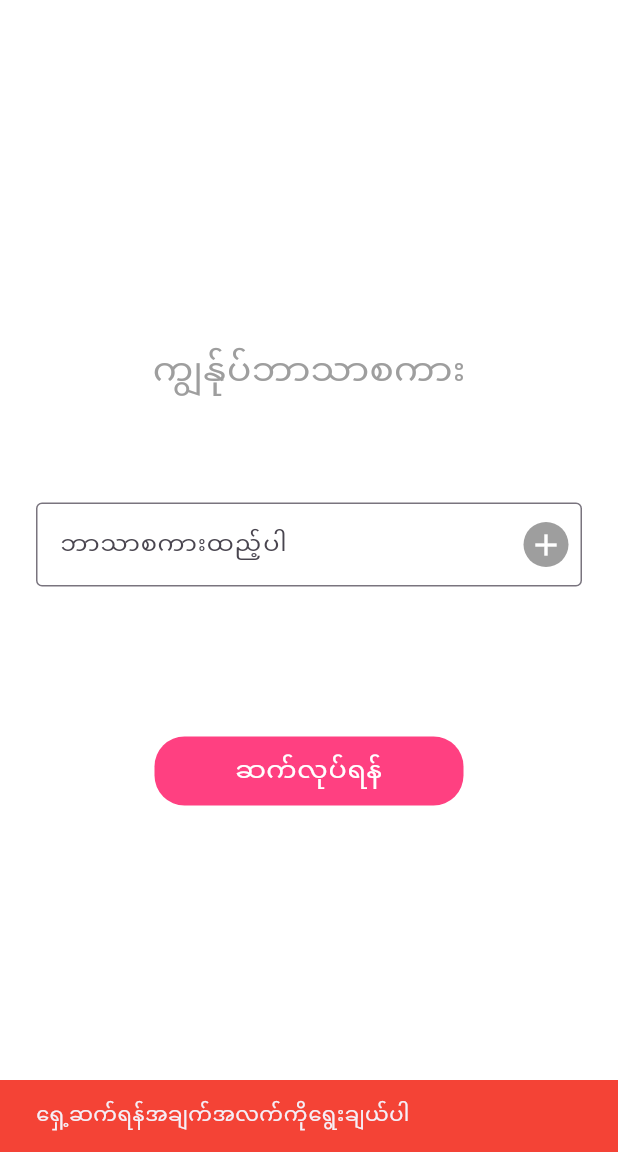
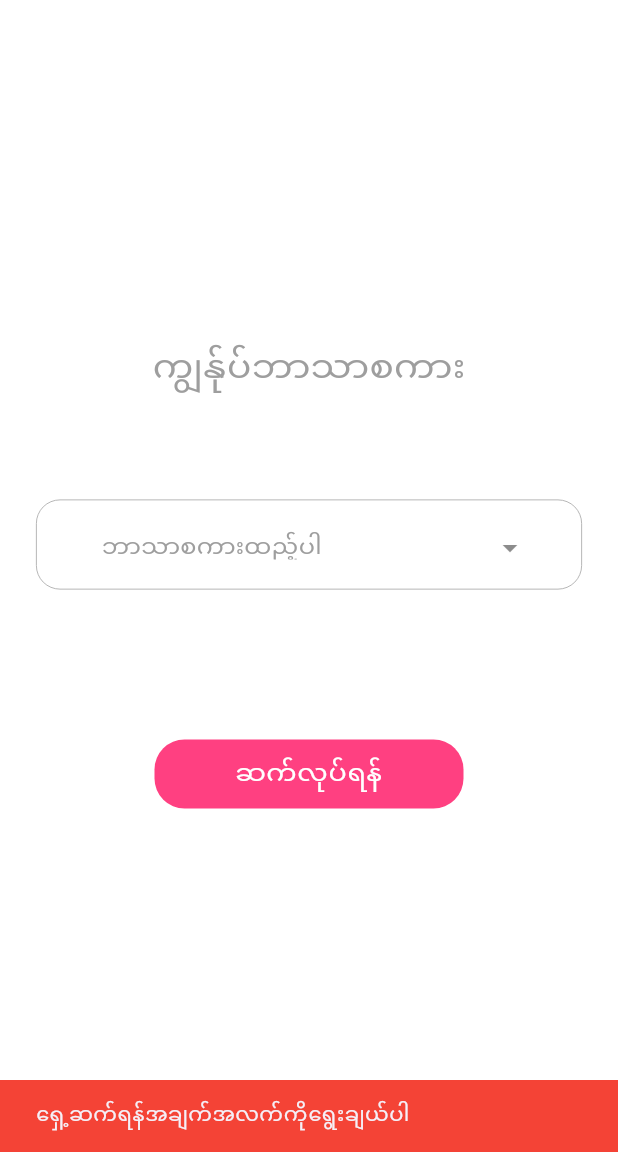
Before and after one commit to heinminlatt611517/Phoosar_Flutter, a Flutter app: the AddSpeakLanguageScreen screen opened directly, after a tap on "ဆက်လုပ်ရန်", on a phone screen of 412 x 824 dp, the part 84-1236 px from its top. Run offline on Flutter 3.47's test engine with Material 3 defaults, Android fonts, the phone set to English and light mode, and no system bars; our stand-ins replace cached_network_image, carousel_slider, dots_indicator, dropdown_button2, firebase_analytics, firebase_core and 18 more; missing offline and left inert: flutter_facebook_auth, gif_view; accounts and stored records are empty; generated files the repository leaves out were written again.

Commit message:
fixed bugs and update code

```diff
--- /dev/null
+++ b/lib/src/common/widgets/language_dynamic_drop_down_widget.dart
@@ -0,0 +1,111 @@
+import 'package:dropdown_button2/dropdown_button2.dart';
+import 'package:flutter/material.dart';
+import 'package:flutter_riverpod/flutter_riverpod.dart';
+
+import '../../utils/dimens.dart';
+
+class LanguageDynamicDropDownWidget<T> extends ConsumerStatefulWidget {
+  const LanguageDynamicDropDownWidget({
+    super.key,
+    required this.items,
+    required this.onSelect,
+    this.defaultBgColor = true,
+    this.hintText,
+    this.initValue,
+    required this.selectedList
+  });
+
+  final List<dynamic> items;
+  final void Function(dynamic) onSelect;
+  final bool defaultBgColor;
+  final dynamic initValue;
+  final String? hintText;
+  final List<dynamic> selectedList;
+
+  @override
+  ConsumerState<ConsumerStatefulWidget> createState() =>
+      _DropDownWidgetState();
+}
+
+class _DropDownWidgetState extends ConsumerState<LanguageDynamicDropDownWidget> {
+  @override
+  Widget build(BuildContext context) {
+    debugPrint("ItemLength:::${widget.selectedList.length}");
+    return Theme(
+      data: Theme.of(context).copyWith(
+        canvasColor: Colors.white,
+      ),
+      child: DropdownButtonFormField2<dynamic>(
+        value: widget.selectedList.isEmpty ? null : widget.initValue,  // Reset to null if items are empty
+        hint: Text(
+          widget.hintText ?? 'Select Language',
+          style: TextStyle(color: Colors.grey),
+        ),
+        isExpanded: true,
+        decoration: InputDecoration(
+          enabledBorder: OutlineInputBorder(
+            borderRadius: BorderRadius.circular(16),
+            borderSide: BorderSide(color: Colors.grey, width: 0.5),
+          ),
+          filled: true,
+          fillColor: Colors.white,
+          contentPadding: EdgeInsets.symmetric(vertical: 20, horizontal: kMarginLarge),
+          border: OutlineInputBorder(
+            borderRadius: BorderRadius.circular(16),
+          ),
+        ),
+        selectedItemBuilder: (BuildContext context) {
+          return widget.items.map<Widget>((dynamic item) {
+            return Text(
+              item['name'],
+              style: const TextStyle(
+                color: Colors.grey,
+                fontSize: 16,
+              ),
+            );
+          }).toList();
+        },
+        items: widget.items
+            .map((item) => DropdownMenuItem(
+          value: item,
+          child: Text(
+            item['name'],
+            style: const TextStyle(
+              color: Colors.grey,
+              fontSize: 16,
+            ),
+          ),
+        ))
+            .toList(),
+        onChanged: (value) {
+          widget.onSelect(value);  // Handle the selection
+        },
+        validator: (value) {
+          if (value == null) {
+            return 'Please select';
+          }
+          return null;
+        },
+        buttonStyleData: const ButtonStyleData(
+          padding: EdgeInsets.only(right: 8),
+        ),
+        iconStyleData: const IconStyleData(
+          icon: Icon(
+            Icons.arrow_drop_down,
+            color: Colors.black45,
+          ),
+          iconSize: 24,
+        ),
+        dropdownStyleData: DropdownStyleData(
+          maxHeight: 300,
+          decoration: BoxDecoration(
+            borderRadius: BorderRadius.circular(5),
+          ),
+        ),
+        menuItemStyleData: const MenuItemStyleData(
+          padding: EdgeInsets.symmetric(horizontal: 16),
+        ),
+      ),
+    );
+  }
+}
--- a/lib/src/features/auth/add_speak_language_screen.dart
+++ b/lib/src/features/auth/add_speak_language_screen.dart
@@ -1,6 +1,7 @@
 import 'package:flutter/material.dart';
 import 'package:flutter_riverpod/flutter_riverpod.dart';
 import 'package:phoosar/src/common/widgets/common_button.dart';
+import 'package:phoosar/src/common/widgets/language_dynamic_drop_down_widget.dart';
 import 'package:phoosar/src/features/auth/upload_profile_image_screen.dart';
 import 'package:phoosar/src/utils/constants.dart';
 import 'package:phoosar/src/utils/dimens.dart';
@@ -20,14 +21,18 @@ class AddSpeakLanguageScreen extends ConsumerStatefulWidget {
 class _ChooseGenderScreenState extends ConsumerState<AddSpeakLanguageScreen> {
   final TextEditingController _languageController = TextEditingController();
   final List<String> _languages = [];
+  var dropdownItems = [
+    {'name': 'Burmese'},
+    {'name': 'English'},
+  ];
 
-  void _addLanguage() {
-    final String language = _languageController.text.trim();
+  void _addLanguage(String value) {
+    final String language = value;
     if (language.isNotEmpty && !_languages.contains(language)) {
       setState(() {
         _languages.add(language);
       });
-      _languageController.clear();
+      //_languageController.clear();
     }
   }
 
@@ -36,7 +41,6 @@ class _ChooseGenderScreenState extends ConsumerState<AddSpeakLanguageScreen> {
       _languages.removeAt(index);
     });
   }
-
 
   @override
   Widget build(BuildContext context) {
@@ -99,8 +103,8 @@ class _ChooseGenderScreenState extends ConsumerState<AddSpeakLanguageScreen> {
                         ),
                         Positioned(
                           child: InkWell(
-                            onTap : (){
-                             _removeLanguage(index);
+                            onTap: () {
+                              _removeLanguage(index);
                             },
                             child: Container(
                               height: 26,
@@ -108,7 +112,13 @@ class _ChooseGenderScreenState extends ConsumerState<AddSpeakLanguageScreen> {
                               decoration: BoxDecoration(
                                   borderRadius: BorderRadius.circular(13),
                                   color: Colors.cyanAccent),
-                              child: Center(child: Icon(Icons.delete_outline,color: Colors.white,size: 15,),),
+                              child: Center(
+                                child: Icon(
+                                  Icons.delete_outline,
+                                  color: Colors.white,
+                                  size: 15,
+                                ),
+                              ),
                             ),
                           ),
                           left: 2,
@@ -122,28 +132,40 @@ class _ChooseGenderScreenState extends ConsumerState<AddSpeakLanguageScreen> {
                 20.vGap,
 
                 ///Add language
-                TextFormField(
-                  controller: _languageController,
-                  decoration: InputDecoration(
+                // TextFormField(
+                //   controller: _languageController,
+                //   decoration: InputDecoration(
+                //     hintText: AppLocalizations.of(context)!.kAddLanguage,
+                //     suffixIcon: UnconstrainedBox(
+                //       child: InkWell(
+                //           onTap: () {
+                //             _addLanguage();
+                //           },
+                //           child: Container(
+                //             height: 30,
+                //             width: 30,
+                //             decoration: BoxDecoration(
+                //                 color: Colors.grey,
+                //                 borderRadius: BorderRadius.circular(15)),
+                //             child: Icon(
+                //               Icons.add,
+                //               color: Colors.white,
+                //             ),
+                //           )),
+                //     ),
+                //     border: OutlineInputBorder(),
+                //   ),
+                // ),
+                Container(
+                  height: 60,
+                  width: double.infinity,
+                  child: LanguageDynamicDropDownWidget(
                     hintText: AppLocalizations.of(context)!.kAddLanguage,
-                    suffixIcon: UnconstrainedBox(
-                      child: InkWell(
-                          onTap: () {
-                            _addLanguage();
-                          },
-                          child: Container(
-                            height: 30,
-                            width: 30,
-                            decoration: BoxDecoration(
-                                color: Colors.grey,
-                                borderRadius: BorderRadius.circular(15)),
-                            child: Icon(
-                              Icons.add,
-                              color: Colors.white,
-                            ),
-                          )),
-                    ),
-                    border: OutlineInputBorder(),
+                    items: dropdownItems,
+                    selectedList: _languages,
+                    onSelect: (value) {
+                      _addLanguage(value['name']);
+                    },
                   ),
                 ),
 
--- a/lib/src/features/chat/widgets/liked_you.dart
+++ b/lib/src/features/chat/widgets/liked_you.dart
@@ -2,9 +2,11 @@ import 'dart:ui';
 
 import 'package:flutter/material.dart';
 import 'package:flutter_riverpod/flutter_riverpod.dart';
+import 'package:flutter_spinkit/flutter_spinkit.dart';
 import 'package:phoosar/src/features/chat/liked_you_rooms_screen.dart';
 import 'package:phoosar/src/providers/data_providers.dart';
 import 'package:phoosar/src/utils/dimens.dart';
+import 'package:sized_context/sized_context.dart';
 
 class LikedYouView extends ConsumerWidget {
   const LikedYouView({super.key});
@@ -40,7 +42,9 @@ class LikedYouView extends ConsumerWidget {
                 return Text(error.toString());
               },
               loading: () {
-                return Container();
+                return Container(
+                    height: context.heightPx * 0.5,
+                    child: Center(child:  SpinKitThreeBounce(color: Colors.pinkAccent,)));
               },
             ),
 
--- a/lib/src/features/chat/widgets/matches.dart
+++ b/lib/src/features/chat/widgets/matches.dart
@@ -2,6 +2,7 @@ import 'dart:ui';
 
 import 'package:flutter/material.dart';
 import 'package:flutter_riverpod/flutter_riverpod.dart';
+import 'package:flutter_spinkit/flutter_spinkit.dart';
 import 'package:phoosar/src/common/widgets/common_button.dart';
 import 'package:phoosar/src/features/chat/match_rooms_screen.dart';
 import 'package:phoosar/src/providers/data_providers.dart';
@@ -61,7 +62,7 @@ class MatchesView extends ConsumerWidget {
               loading: () {
                 return Container(
                     height: context.heightPx * 0.5,
-                    child: Center(child: const CircularProgressIndicator()));
+                    child: Center(child:  SpinKitThreeBounce(color: Colors.pinkAccent,)));
               },
             ),
 
--- a/lib/src/features/dashboard/dashboard.dart
+++ b/lib/src/features/dashboard/dashboard.dart
@@ -2,6 +2,7 @@ import 'dart:convert';
 import 'dart:developer';
 import 'package:flutter/material.dart';
 import 'package:flutter_riverpod/flutter_riverpod.dart';
+import 'package:flutter_spinkit/flutter_spinkit.dart';
 import 'package:flutter_svg/svg.dart';
 import 'package:phoosar/src/common/empty_find_dialog.dart';
 import 'package:phoosar/src/common/widgets/icon_button.dart';
@@ -335,7 +336,7 @@ class _DashboardScreenState extends ConsumerState<DashboardScreen> {
                 },
                 loading: () => Container(
                     height: context.heightPx * 0.6,
-                    child: Center(child: CircularProgressIndicator())),
+                    child: Center(child: SpinKitThreeBounce(color: Colors.pinkAccent,))),
                 error: (error, stack) => Center(child: Text('Error: $error')),
               ),
 
```
Also changed, not shown: lib/src/data/repository/repository.dart (+12 -1 lines), lib/src/data/repository/session.dart (+95 -0 lines), lib/src/features/auth/login.dart (+12 -12 lines), lib/src/features/chat/widgets/liked_profiles.dart (+5 -3 lines), lib/src/features/user_profile/user_profile.dart (+67 -32 lines), lib/src/features/user_setting/user_setting_screen.dart (+77 -10 lines), lib/main.dart (line endings or trailing spaces), pubspec.lock.
